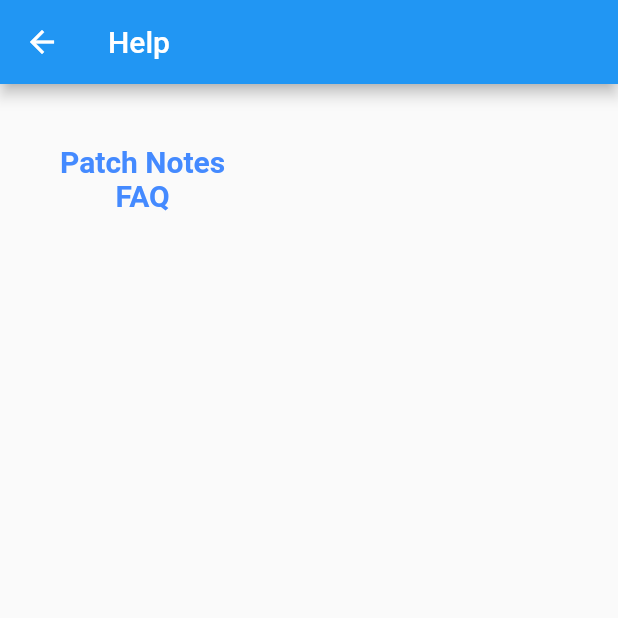
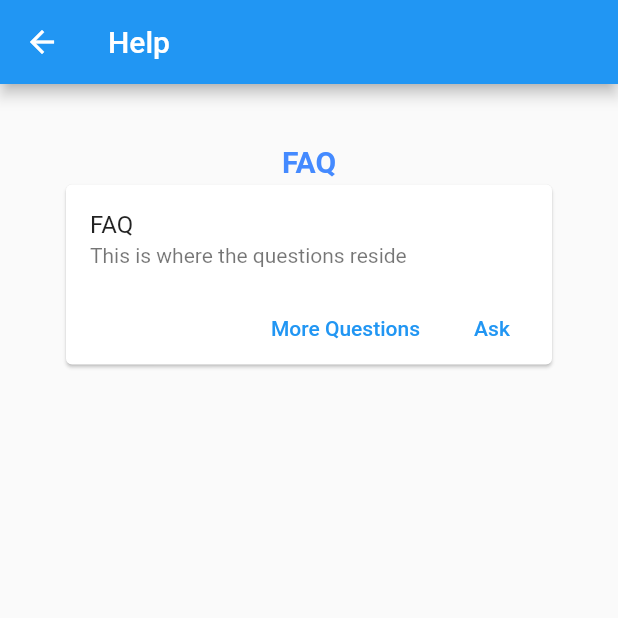
Before and after one commit to stewajos/team-justice-in-alloc, a Flutter app: the HelpPage screen opened directly, on a phone screen of 412 x 824 dp, the top half of it. Run offline on Flutter 3.47's test engine with Material 2 defaults, Android fonts, the phone set to English and light mode, and no system bars; our stand-ins replace cloud_firestore, cloud_functions, firebase_core, firebase_remote_config, pdf, shared_preferences; missing offline and left inert: mailgun; accounts and stored records are empty.

Commit message:
Card changes to help page added

```diff
--- a/lib/pages/help_page/help_page.dart
+++ b/lib/pages/help_page/help_page.dart
@@ -33,17 +33,6 @@ class HelpPage extends StatelessWidget{
         padding: EdgeInsets.all(40),
         child: Column(
           children: [
-
-            Text(
-              "Patch Notes",
-          textAlign: TextAlign.center,
-              style: TextStyle(
-                  color: Colors.blueAccent,
-                  fontSize: 20,
-                  fontWeight: FontWeight.bold,
-              ),
-            ),
-
             Text(
               "FAQ",
               textAlign: TextAlign.center,
@@ -51,6 +40,32 @@ class HelpPage extends StatelessWidget{
                   color: Colors.blueAccent,
                   fontSize: 20,
                   fontWeight: FontWeight.bold),
+            ),
+            Card(
+              child: Column(
+                mainAxisSize: MainAxisSize.min,
+                children: <Widget>[
+                  const ListTile(
+                    title: Text('FAQ'),
+                    subtitle: Text('This is where the questions reside'),
+                  ),
+                  Row(
+                    mainAxisAlignment: MainAxisAlignment.end,
+                    children: <Widget>[
+                      TextButton(
+                        child: const Text('More Questions'),
+                        onPressed: () {/* ... */},
+                      ),
+                      const SizedBox(width: 8),
+                      TextButton(
+                        child: const Text('Ask'),
+                        onPressed: () {/* ... */},
+                      ),
+                      const SizedBox(width: 8),
+                    ],
+                  ),
+                ],
+              ),
             ),
           ],
         ),
```
Also changed, not shown: pubspec.lock.
